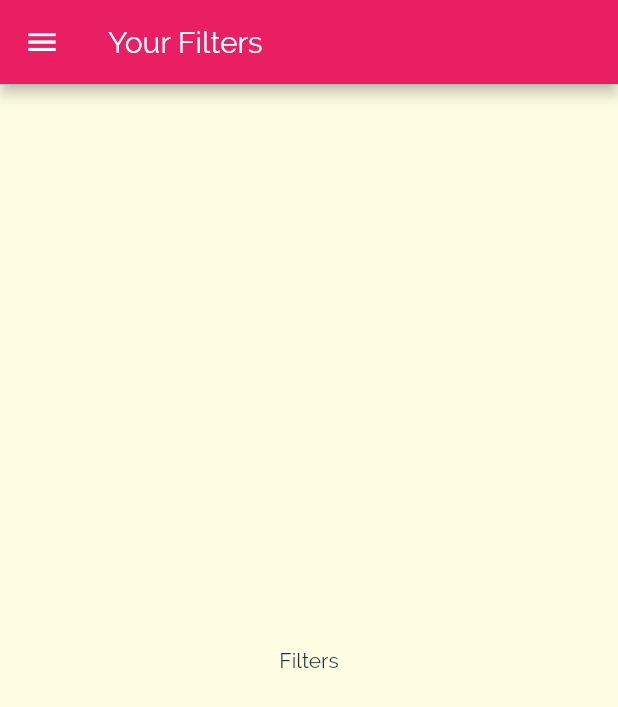
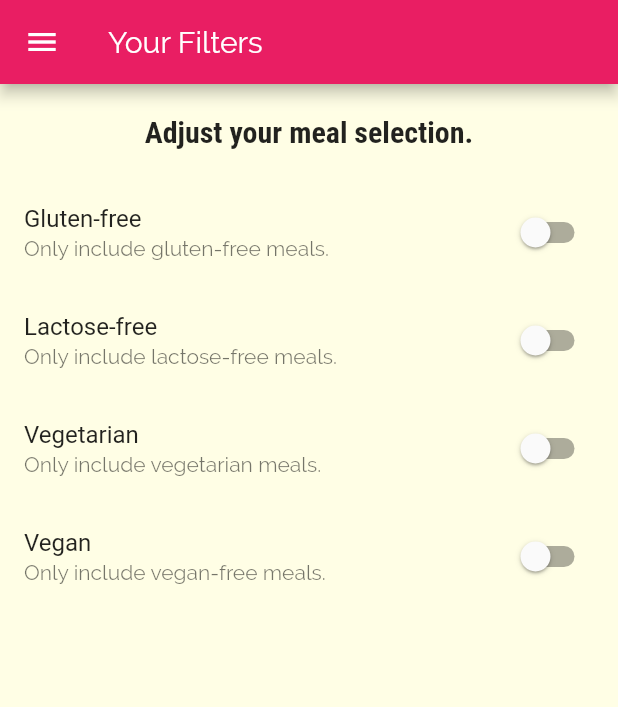
Before and after one commit to antoniofern/meals-app, a Flutter app: the FiltersScreen screen opened by its route, on a phone screen of 412 x 824 dp. Shown: the top 707 px of the screen. Run offline on Flutter 3.47's test engine with Material 2 defaults, Android fonts, the phone set to English and light mode, and no system bars.

Commit message:
:sparkles: add filter switches

```diff
--- a/lib/screens/filters_screen.dart
+++ b/lib/screens/filters_screen.dart
@@ -2,8 +2,32 @@ import 'package:flutter/material.dart';
 
 import '../widgets/main_drawer.dart';
 
-class FiltersScreen extends StatelessWidget {
+class FiltersScreen extends StatefulWidget {
   static const routeName = '/filters';
+
+  @override
+  _FiltersScreenState createState() => _FiltersScreenState();
+}
+
+class _FiltersScreenState extends State<FiltersScreen> {
+  bool _glutenFree = false;
+  bool _vegetarian = false;
+  bool _vegan = false;
+  bool _lactoseFree = false;
+
+  Widget _buildSwitchListTile(
+    String title,
+    String description,
+    bool currentValue,
+    Function updateValue,
+  ) {
+    return SwitchListTile(
+      title: Text(title),
+      value: currentValue,
+      subtitle: Text(description),
+      onChanged: updateValue,
+    );
+  }
 
   @override
   Widget build(BuildContext context) {
@@ -12,8 +36,62 @@ class FiltersScreen extends StatelessWidget {
         title: Text('Your Filters'),
       ),
       drawer: MainDrawer(),
-      body: Center(
-        child: Text('Filters'),
+      body: Column(
+        children: [
+          Container(
+            padding: EdgeInsets.all(20),
+            child: Text(
+              'Adjust your meal selection.',
+              style: Theme.of(context).textTheme.title,
+            ),
+          ),
+          Expanded(
+            child: ListView(
+              children: [
+                _buildSwitchListTile(
+                  'Gluten-free',
+                  'Only include gluten-free meals.',
+                  _glutenFree,
+                  (newValue) {
+                    setState(() {
+                      _glutenFree = newValue;
+                    });
+                  },
+                ),
+                _buildSwitchListTile(
+                  'Lactose-free',
+                  'Only include lactose-free meals.',
+                  _lactoseFree,
+                  (newValue) {
+                    setState(() {
+                      _lactoseFree = newValue;
+                    });
+                  },
+                ),
+                _buildSwitchListTile(
+                  'Vegetarian',
+                  'Only include vegetarian meals.',
+                  _vegetarian,
+                  (newValue) {
+                    setState(() {
+                      _vegetarian = newValue;
+                    });
+                  },
+                ),
+                _buildSwitchListTile(
+                  'Vegan',
+                  'Only include vegan-free meals.',
+                  _vegan,
+                  (newValue) {
+                    setState(() {
+                      _vegan = newValue;
+                    });
+                  },
+                ),
+              ],
+            ),
+          ),
+        ],
       ),
     );
   }
```
